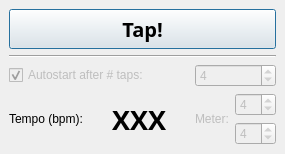
Qt form tapstart_base.ui (kampfschlaefer/tapstart) before a commit.
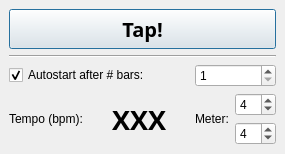
The same form after that commit.

Diff of the .ui file:
```diff
--- a/tapstart_base.ui
+++ b/tapstart_base.ui
@@ -111,12 +111,9 @@
     </widget>
    </item>
    <item row="2" column="0" colspan="2" >
-    <widget class="QCheckBox" name="cBTaps" >
-     <property name="enabled" >
-      <bool>false</bool>
-     </property>
+    <widget class="QCheckBox" name="cBBars" >
      <property name="text" >
-      <string>Autostart after # taps:</string>
+      <string>Autostart after # bars:</string>
      </property>
      <property name="checked" >
       <bool>true</bool>
@@ -124,18 +121,15 @@
     </widget>
    </item>
    <item row="2" column="2" >
-    <widget class="QSpinBox" name="sBTaps" >
-     <property name="enabled" >
-      <bool>false</bool>
-     </property>
+    <widget class="QSpinBox" name="sBBars" >
      <property name="maximum" >
-      <number>20</number>
+      <number>4</number>
      </property>
      <property name="minimum" >
-      <number>2</number>
+      <number>1</number>
      </property>
      <property name="value" >
-      <number>4</number>
+      <number>1</number>
      </property>
     </widget>
    </item>
@@ -149,9 +143,6 @@
      </property>
      <item row="0" column="1" >
       <widget class="QSpinBox" name="sBMeterTop" >
-       <property name="enabled" >
-        <bool>false</bool>
-       </property>
        <property name="minimum" >
         <number>1</number>
        </property>
@@ -162,9 +153,6 @@
      </item>
      <item row="1" column="1" >
       <widget class="QSpinBox" name="sBMeterBottom" >
-       <property name="enabled" >
-        <bool>false</bool>
-       </property>
        <property name="minimum" >
         <number>1</number>
        </property>
@@ -175,9 +163,6 @@
      </item>
      <item rowspan="2" row="0" column="0" >
       <widget class="QLabel" name="lblMeter" >
-       <property name="enabled" >
-        <bool>false</bool>
-       </property>
        <property name="text" >
         <string>Meter:</string>
        </property>
```
Left out of the diff: 8 changed lines with no effect on the pictures.
